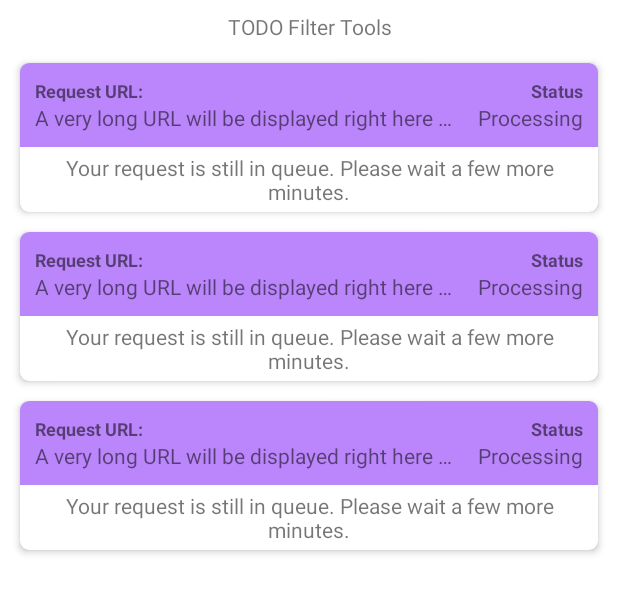
After one commit to BuzzDyne/PriceTrend-Android, an Android app: the layout request_fragment.xml on its own in the app's theme, with its tools: preview values and no code run, on a phone screen of 412 x 824 dp. The commit adds this screen. Shown: the top 593 px of the screen. Run offline under Robolectric (Android 15) with nearby library versions, the phone set to English and light mode, and no system bars.

Commit message:
Implemented Show Request List
RequestFragment will show list of user's request along with its status.

```diff
--- a/app/src/main/java/com/buzzdynegamingteam/pricetrend/common/CommonRepository.kt
+++ b/app/src/main/java/com/buzzdynegamingteam/pricetrend/common/CommonRepository.kt
@@ -103,4 +103,9 @@ object CommonRepository {
     suspend fun createSavingHistory(tracking: Tracking) {
         db.createSavingHistory(auth.getCurrUserUID()!!, tracking)
     }
+
+    /** Scraper **/
+    suspend fun getUserRequests(): List<Request> {
+        return db.getRequests(auth.getCurrUserUID()!!).sortedWith(compareBy {it.statusCode})
+    }
 }
--- /dev/null
+++ b/app/src/main/res/layout/request_fragment.xml
@@ -0,0 +1,44 @@
+<?xml version="1.0" encoding="utf-8"?>
+<layout xmlns:android="http://schemas.android.com/apk/res/android"
+    xmlns:tools="http://schemas.android.com/tools"
+    xmlns:app="http://schemas.android.com/apk/res-auto">
+
+    <LinearLayout
+        android:layout_width="match_parent"
+        android:layout_height="match_parent"
+        android:orientation="vertical"
+        tools:context=".tracking.request.RequestFragment"
+        android:paddingHorizontal="8dp"
+        >
+
+        <TextView
+            android:layout_width="match_parent"
+            android:layout_height="wrap_content"
+
+            android:layout_marginVertical="8dp"
+            android:gravity="center"
+            android:text="TODO Filter Tools"
+            />
+
+        <androidx.swiperefreshlayout.widget.SwipeRefreshLayout
+            android:id="@+id/swipe_refresh"
+            android:layout_width="match_parent"
+            android:layout_height="0dp"
+            android:layout_weight="1">
+
+            <androidx.recyclerview.widget.RecyclerView
+                android:id="@+id/recycler_request"
+                android:layout_width="match_parent"
+                android:layout_height="match_parent"
+
+                android:clipToPadding="false"
+
+                app:layoutManager="androidx.recyclerview.widget.LinearLayoutManager"
+                tools:listitem="@layout/request_item"
+                />
+
+        </androidx.swiperefreshlayout.widget.SwipeRefreshLayout>
+
+    </LinearLayout>
+
+</layout>
--- /dev/null
+++ b/app/src/main/res/layout/request_item.xml
@@ -0,0 +1,131 @@
+<?xml version="1.0" encoding="utf-8"?>
+<com.google.android.material.card.MaterialCardView android:id="@+id/root_layout"
+    xmlns:android="http://schemas.android.com/apk/res/android"
+    xmlns:app="http://schemas.android.com/apk/res-auto"
+    android:layout_width="match_parent"
+    android:layout_height="wrap_content"
+
+    app:cardCornerRadius="6dp"
+    app:cardElevation="3dp"
+    app:cardUseCompatPadding="true"
+    >
+
+    <LinearLayout
+        android:layout_width="match_parent"
+        android:layout_height="wrap_content"
+        android:orientation="vertical">
+
+        <androidx.constraintlayout.widget.ConstraintLayout
+            android:id="@+id/main_part"
+            android:layout_width="match_parent"
+            android:layout_height="wrap_content"
+
+            android:padding="10dp"
+
+            android:background="@color/purple_200"
+            >
+
+            <TextView
+                android:id="@+id/textView2"
+                android:layout_width="wrap_content"
+                android:layout_height="wrap_content"
+
+                android:text="Request URL:"
+                android:textStyle="bold"
+                android:textSize="12sp"
+
+                app:layout_constraintTop_toTopOf="parent"
+                app:layout_constraintStart_toStartOf="parent"
+                />
+
+            <TextView
+                android:id="@+id/text_request_title"
+                android:layout_height="wrap_content"
+                android:layout_width="0dp"
+
+                android:layout_marginEnd="10dp"
+
+                android:text="@string/long_text"
+                android:ellipsize="end"
+                android:maxLines="1"
+
+                app:layout_constraintEnd_toStartOf="@id/layout_status"
+                app:layout_constraintBottom_toBottomOf="parent"
+                app:layout_constraintStart_toStartOf="parent"
+                app:layout_constraintTop_toBottomOf="@id/textView2" />
+
+            <LinearLayout
+                android:id="@+id/layout_status"
+                android:layout_width="wrap_content"
+                android:layout_height="wrap_content"
+
+                android:orientation="vertical"
+                android:gravity="right"
+
+                app:layout_constraintTop_toTopOf="parent"
+                app:layout_constraintEnd_toEndOf="parent"
+                app:layout_constraintBottom_toBottomOf="parent"
+                >
+                <TextView
+                    android:id="@+id/textView"
+                    android:layout_width="wrap_content"
+                    android:layout_height="wrap_content"
+
+                    android:text="@string/status"
+                    android:textStyle="bold"
+                    android:textSize="12sp"
+
+                    />
+
+                <TextView
+                    android:id="@+id/text_request_status"
+                    android:layout_width="wrap_content"
+                    android:layout_height="wrap_content"
+
+                    android:text="@string/request_stat_0"
+                    />
+            </LinearLayout>
+        </androidx.constraintlayout.widget.ConstraintLayout>
+
+        <androidx.constraintlayout.widget.ConstraintLayout
+            android:id="@+id/expandable_layout"
+            android:layout_width="match_parent"
+            android:layout_height="wrap_content"
+
+            android:paddingHorizontal="10dp"
+            android:paddingVertical="4dp"
+            >
+
+            <TextView
+                android:id="@+id/text_status_desc"
+                android:layout_width="wrap_content"
+                android:layout_height="wrap_content"
+
+                android:gravity="center"
+
+                android:text="@string/request_desc_0"
+
+                app:layout_constraintTop_toTopOf="parent"
+                app:layout_constraintStart_toStartOf="parent"
+                app:layout_constraintEnd_toEndOf="parent"
+                />
+
+            <Button
+                android:id="@+id/btn_req"
+                android:layout_width="wrap_content"
+                android:layout_height="40sp"
+
+                android:text="@string/see_all"
+
+                android:visibility="gone"
+
+                app:layout_constraintTop_toBottomOf="@id/text_status_desc"
+                app:layout_constraintStart_toStartOf="parent"
+                app:layout_constraintEnd_toEndOf="parent"
+                />
+
+        </androidx.constraintlayout.widget.ConstraintLayout>
+
+    </LinearLayout>
+
+</com.google.android.material.card.MaterialCardView>
--- a/app/src/main/res/menu/tracking_menu.xml
+++ b/app/src/main/res/menu/tracking_menu.xml
@@ -5,4 +5,7 @@
     <item
         android:id="@+id/goToSavingList"
         android:title="@string/history" />
+    <item
+        android:id="@+id/goToRequestList"
+        android:title="@string/request" />
 </menu>
--- a/app/src/main/res/values/strings.xml
+++ b/app/src/main/res/values/strings.xml
@@ -48,5 +48,18 @@
     <string name="seen">Seen</string>
     <string name="review_count">Review Count</string>
     <string name="review_score">Review Score</string>
+    <string name="long_text">A very long URL will be displayed right here on this very screen right here on this very screen right here on this very screen</string>
+    <string name="status">Status</string>
+    <string name="request_stat_0">Processing</string>
+    <string name="request_stat_200">Created</string>
+    <string name="request_stat_302">Existed</string>
+    <string name="request_stat_404">Not Found</string>
+    <string name="request_desc_0">Your request is still in queue. Please wait a few more minutes.</string>
+    <string name="request_desc_200">Your requested listing has not been tracked in our system before. We will start tracking it from now. Thank you for your submission</string>
+    <string name="request_desc_302">We found your requested listing in our system. Your tracking has been made!</string>
+    <string name="request_desc_404">Your requested listing cannot be found. Please try again in a few moment. If problem persist, please contact us.</string>
+    <string name="request_stat_error">-</string>
+    <string name="request_desc_error">Unknown Request StatusCode found!!!</string>
+    <string name="request">Request</string>
 
 </resources>
```
Also changed, not shown: app/src/main/java/com/buzzdynegamingteam/pricetrend/common/FirestoreServices.kt (+15 -0 lines), app/src/main/java/com/buzzdynegamingteam/pricetrend/common/models/Request.kt (added, +33 -0 lines), app/src/main/java/com/buzzdynegamingteam/pricetrend/tracking/list/TrackingListFragment.kt (+12 -6 lines), app/src/main/java/com/buzzdynegamingteam/pricetrend/tracking/request/RequestAdapter.kt (added, +99 -0 lines), app/src/main/java/com/buzzdynegamingteam/pricetrend/tracking/request/RequestFragment.kt (added, +51 -0 lines), app/src/main/java/com/buzzdynegamingteam/pricetrend/tracking/request/RequestViewModel.kt (added, +36 -0 lines), app/src/main/res/navigation/nav_graph.xml (+8 -0 lines).
